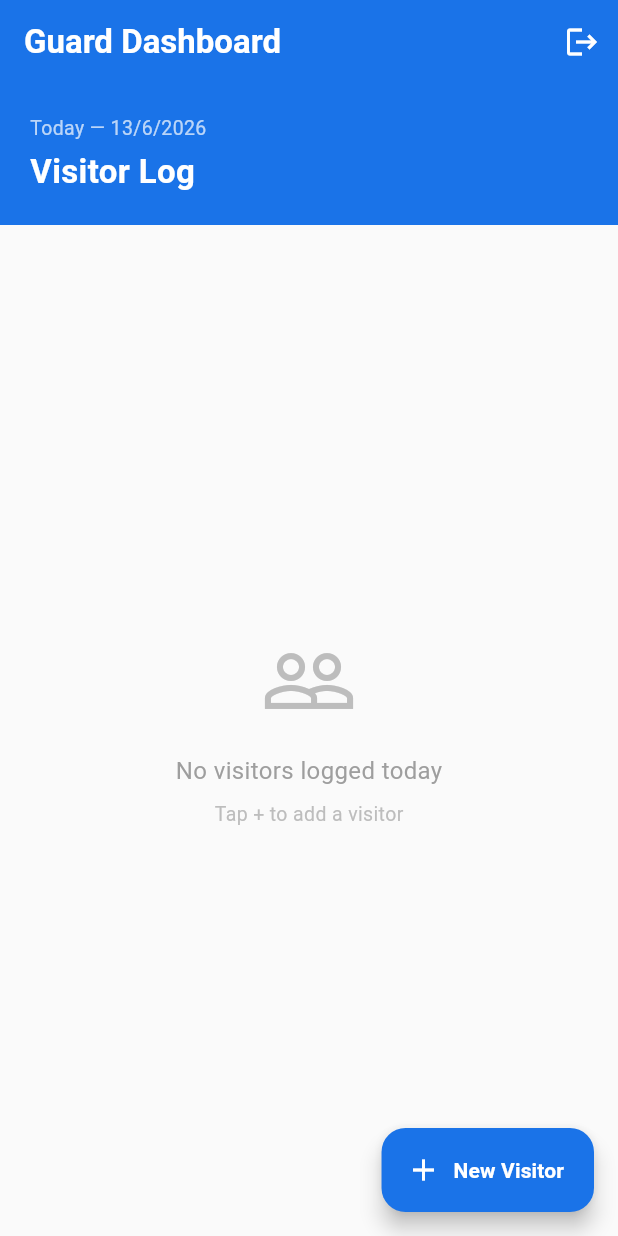
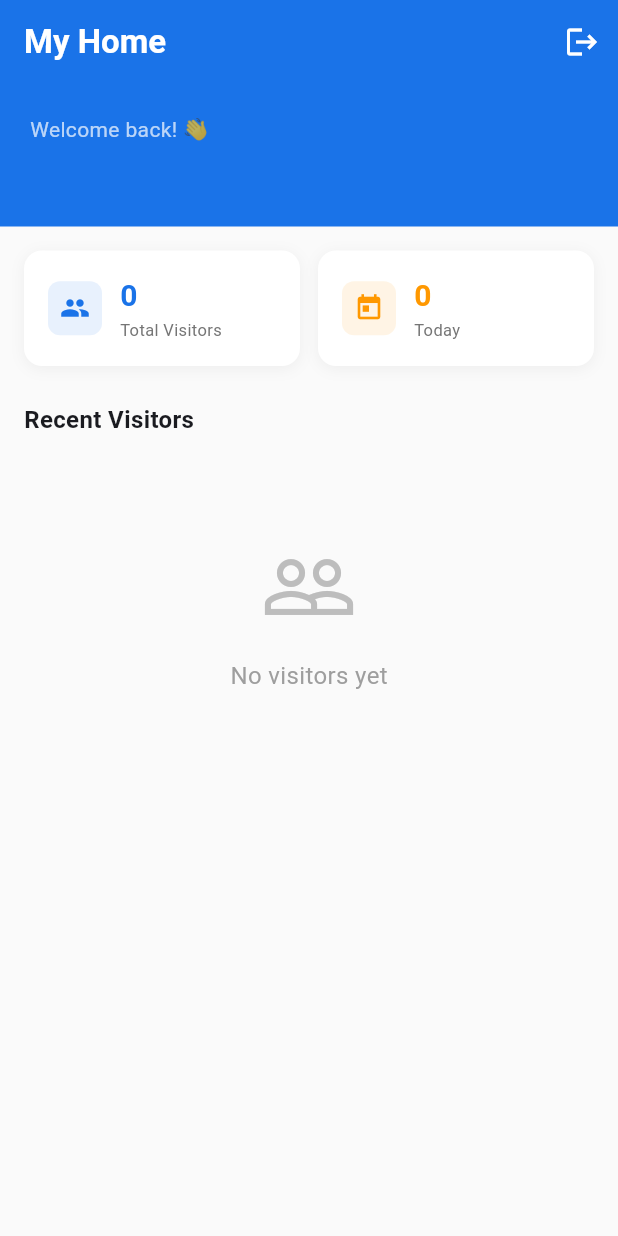
Before and after one commit to sitasrikanth/gateflow-app, a Flutter app: the screen it shows once a user with an empty profile is signed in, on a phone screen of 412 x 824 dp. Run offline on Flutter 3.47's test engine with Material 3 defaults, Android fonts, the phone set to English and light mode, and no system bars; our stand-ins replace cloud_firestore, firebase_auth, firebase_core; accounts and stored records are empty.

Commit message:
Day 6: Resident Home Screen, role-based routing, smart login skip profile setup

```diff
--- a/lib/main.dart
+++ b/lib/main.dart
@@ -1,9 +1,11 @@
 import 'package:flutter/material.dart';
 import 'package:firebase_core/firebase_core.dart';
 import 'package:firebase_auth/firebase_auth.dart';
+import 'package:cloud_firestore/cloud_firestore.dart';
 import 'firebase_options.dart';
 import 'screens/auth/login_screen.dart';
 import 'screens/guard/guard_home_screen.dart';
+import 'screens/resident/resident_home_screen.dart';
 
 void main() async {
   WidgetsFlutterBinding.ensureInitialized();
@@ -40,15 +42,43 @@ class AuthWrapper extends StatelessWidget {
         if (snapshot.connectionState == ConnectionState.waiting) {
           return const Scaffold(
             backgroundColor: Color(0xFF1A73E8),
-            body: Center(child: CircularProgressIndicator(color: Colors.white)),
+            body: Center(
+                child: CircularProgressIndicator(color: Colors.white)),
           );
         }
-        // User logged in
-        if (snapshot.hasData) {
-          return const GuardHomeScreen();
+
+        // Not logged in
+        if (!snapshot.hasData) {
+          return const LoginScreen();
         }
-        // Not logged in → show login
-        return const LoginScreen();
+
+        // Logged in — check role in Firestore
+        return FutureBuilder<DocumentSnapshot>(
+          future: FirebaseFirestore.instance
+              .collection('users')
+              .doc(snapshot.data!.uid)
+              .get(),
+          builder: (context, userSnap) {
+            if (userSnap.connectionState == ConnectionState.waiting) {
+              return const Scaffold(
+                backgroundColor: Color(0xFF1A73E8),
+                body: Center(
+                    child: CircularProgressIndicator(color: Colors.white)),
+              );
+            }
+
+            final role = userSnap.data?.get('role') ?? 'resident';
+
+            if (role == 'guard') {
+              return const GuardHomeScreen();
+            } else if (role == 'admin') {
+              // Admin panel coming soon
+              return const GuardHomeScreen();
+            } else {
+              return const ResidentHomeScreen();
+            }
+          },
+        );
       },
     );
   }
--- a/lib/screens/auth/profile_setup_screen.dart
+++ b/lib/screens/auth/profile_setup_screen.dart
@@ -2,7 +2,7 @@ import 'package:flutter/material.dart';
 import 'package:cloud_firestore/cloud_firestore.dart';
 import 'package:firebase_auth/firebase_auth.dart';
 import 'login_screen.dart';
-import '../guard/guard_home_screen.dart';
+import '../../main.dart';
 
 class ProfileSetupScreen extends StatefulWidget {
   const ProfileSetupScreen({super.key});
@@ -58,10 +58,10 @@ class _ProfileSetupScreenState extends State<ProfileSetupScreen> {
             backgroundColor: Color(0xFF1A73E8),
           ),
         );
-        // Navigate to home (placeholder for now)
+        // Navigate to AuthWrapper — it will route based on role
         Navigator.pushAndRemoveUntil(
           context,
-          MaterialPageRoute(builder: (_) => const GuardHomeScreen()),
+          MaterialPageRoute(builder: (_) => const AuthWrapper()),
           (route) => false,
         );
       }
--- /dev/null
+++ b/lib/screens/resident/resident_home_screen.dart
@@ -0,0 +1,294 @@
+import 'package:flutter/material.dart';
+import 'package:cloud_firestore/cloud_firestore.dart';
+import 'package:firebase_auth/firebase_auth.dart';
+
+class ResidentHomeScreen extends StatelessWidget {
+  const ResidentHomeScreen({super.key});
+
+  @override
+  Widget build(BuildContext context) {
+    final user = FirebaseAuth.instance.currentUser;
+
+    return Scaffold(
+      backgroundColor: Colors.grey.shade50,
+      appBar: AppBar(
+        title: const Text('My Home',
+            style: TextStyle(fontWeight: FontWeight.bold)),
+        backgroundColor: const Color(0xFF1A73E8),
+        foregroundColor: Colors.white,
+        actions: [
+          IconButton(
+            icon: const Icon(Icons.logout),
+            onPressed: () async {
+              await FirebaseAuth.instance.signOut();
+            },
+          ),
+        ],
+      ),
+      body: StreamBuilder<QuerySnapshot>(
+        stream: FirebaseFirestore.instance
+            .collection('visitors')
+            .where('status', isEqualTo: 'entered')
+            .orderBy('entryTime', descending: true)
+            .snapshots(),
+        builder: (context, snapshot) {
+          if (snapshot.connectionState == ConnectionState.waiting) {
+            return const Center(child: CircularProgressIndicator());
+          }
+
+          final visitors = snapshot.data?.docs ?? [];
+
+          return CustomScrollView(
+            slivers: [
+              // Welcome card
+              SliverToBoxAdapter(
+                child: Container(
+                  width: double.infinity,
+                  padding: const EdgeInsets.all(20),
+                  color: const Color(0xFF1A73E8),
+                  child: Column(
+                    crossAxisAlignment: CrossAxisAlignment.start,
+                    children: [
+                      const Text('Welcome back! 👋',
+                          style:
+                              TextStyle(color: Colors.white70, fontSize: 14)),
+                      const SizedBox(height: 4),
+                      FutureBuilder<DocumentSnapshot>(
+                        future: FirebaseFirestore.instance
+                            .collection('users')
+                            .doc(user?.uid)
+                            .get(),
+                        builder: (context, snap) {
+                          final name = snap.data?.get('name') ?? 'Resident';
+                          final flat =
+                              snap.data?.get('flatNumber') ?? '';
+                          return Column(
+                            crossAxisAlignment: CrossAxisAlignment.start,
+                            children: [
+                              Text(name,
+                                  style: const TextStyle(
+                                      color: Colors.white,
+                                      fontSize: 22,
+                                      fontWeight: FontWeight.bold)),
+                              if (flat.isNotEmpty)
+                                Text('Flat $flat',
+                                    style: const TextStyle(
+                                        color: Colors.white70,
+                                        fontSize: 13)),
+                            ],
+                          );
+                        },
+                      ),
+                    ],
+                  ),
+                ),
+              ),
+
+              // Stats row
+              SliverToBoxAdapter(
+                child: Padding(
+                  padding: const EdgeInsets.all(16),
+                  child: Row(
+                    children: [
+                      _StatCard(
+                        icon: Icons.people,
+                        label: 'Total Visitors',
+                        value: visitors.length.toString(),
+                        color: const Color(0xFF1A73E8),
+                      ),
+                      const SizedBox(width: 12),
+                      _StatCard(
+                        icon: Icons.today,
+                        label: 'Today',
+                        value: visitors.where((v) {
+                          final data = v.data() as Map<String, dynamic>;
+                          final time = data['entryTime'] ?? '';
+                          return time.startsWith(
+                              DateTime.now().toString().substring(0, 10));
+                        }).length.toString(),
+                        color: Colors.orange,
+                      ),
+                    ],
+                  ),
+                ),
+              ),
+
+              // Visitors header
+              const SliverToBoxAdapter(
+                child: Padding(
+                  padding:
+                      EdgeInsets.symmetric(horizontal: 16, vertical: 8),
+                  child: Text('Recent Visitors',
+                      style: TextStyle(
+                          fontSize: 16, fontWeight: FontWeight.bold)),
+                ),
+              ),
+
+              // Visitors list
+              visitors.isEmpty
+                  ? SliverToBoxAdapter(
+                      child: Center(
+                        child: Padding(
+                          padding: const EdgeInsets.only(top: 60),
+                          child: Column(
+                            children: [
+                              Icon(Icons.people_outline,
+                                  size: 64, color: Colors.grey.shade400),
+                              const SizedBox(height: 16),
+                              Text('No visitors yet',
+                                  style: TextStyle(
+                                      color: Colors.grey.shade500,
+                                      fontSize: 16)),
+                            ],
+                          ),
+                        ),
+                      ),
+                    )
+                  : SliverList(
+                      delegate: SliverChildBuilderDelegate(
+                        (context, index) {
+                          final data = visitors[index].data()
+                              as Map<String, dynamic>;
+                          return _VisitorCard(
+                              data: data, docId: visitors[index].id);
+                        },
+                        childCount: visitors.length,
+                      ),
+                    ),
+            ],
+          );
+        },
+      ),
+    );
+  }
+}
+
+class _StatCard extends StatelessWidget {
+  final IconData icon;
+  final String label;
+  final String value;
+  final Color color;
+
+  const _StatCard({
+    required this.icon,
+    required this.label,
+    required this.value,
+    required this.color,
+  });
+
+  @override
+  Widget build(BuildContext context) {
+    return Expanded(
+      child: Container(
+        padding: const EdgeInsets.all(16),
+        decoration: BoxDecoration(
+          color: Colors.white,
+          borderRadius: BorderRadius.circular(12),
+          boxShadow: [
+            BoxShadow(
+                color: Colors.black.withOpacity(0.05),
+                blurRadius: 8,
+                offset: const Offset(0, 2))
+          ],
+        ),
+        child: Row(
+          children: [
+            Container(
+              padding: const EdgeInsets.all(8),
+              decoration: BoxDecoration(
+                color: color.withOpacity(0.1),
+                borderRadius: BorderRadius.circular(8),
+              ),
+              child: Icon(icon, color: color, size: 20),
+            ),
+            const SizedBox(width: 12),
+            Column(
+              crossAxisAlignment: CrossAxisAlignment.start,
+              children: [
+                Text(value,
+                    style: TextStyle(
+                        fontSize: 20,
+                        fontWeight: FontWeight.bold,
+                        color: color)),
+                Text(label,
+                    style: TextStyle(
+                        fontSize: 11, color: Colors.grey.shade600)),
+              ],
+            ),
+          ],
+        ),
+      ),
+    );
+  }
+}
+
+class _VisitorCard extends StatelessWidget {
+  final Map<String, dynamic> data;
+  final String docId;
+
+  const _VisitorCard({required this.data, required this.docId});
+
+  @override
+  Widget build(BuildContext context) {
+    return Container(
+      margin: const EdgeInsets.symmetric(horizontal: 16, vertical: 6),
+      decoration: BoxDecoration(
+        color: Colors.white,
+        borderRadius: BorderRadius.circular(12),
+        boxShadow: [
+          BoxShadow(
+              color: Colors.black.withOpacity(0.05),
+              blurRadius: 8,
+              offset: const Offset(0, 2))
+        ],
+      ),
+      child: Padding(
+        padding: const EdgeInsets.all(16),
+        child: Row(
+          children: [
+            CircleAvatar(
+              backgroundColor:
+                  const Color(0xFF1A73E8).withOpacity(0.1),
+              child: const Icon(Icons.person, color: Color(0xFF1A73E8)),
+            ),
+            const SizedBox(width: 12),
+            Expanded(
+              child: Column(
+                crossAxisAlignment: CrossAxisAlignment.start,
+                children: [
+                  Text(data['visitorName'] ?? '',
+                      style: const TextStyle(
+                          fontWeight: FontWeight.bold, fontSize: 15)),
+                  const SizedBox(height: 2),
+                  Text(
+                      'Flat ${data['flatNumber'] ?? ''} • ${data['purpose'] ?? ''}',
+                      style: TextStyle(
+                          color: Colors.grey.shade600, fontSize: 13)),
+                  const SizedBox(height: 2),
+                  Text(
+                    data['entryTime']?.toString().substring(11, 16) ?? '',
+                    style: TextStyle(
+                        color: Colors.grey.shade400, fontSize: 12),
+                  ),
+                ],
+              ),
+            ),
+            Container(
+              padding: const EdgeInsets.symmetric(
+                  horizontal: 10, vertical: 6),
+              decoration: BoxDecoration(
+                color: Colors.green.shade50,
+                borderRadius: BorderRadius.circular(8),
+              ),
+              child: Text('Entered',
+                  style: TextStyle(
+                      color: Colors.green.shade700,
+                      fontSize: 12,
+                      fontWeight: FontWeight.w600)),
+            ),
+          ],
+        ),
+      ),
+    );
+  }
+}
```
Also changed, not shown: lib/screens/auth/otp_screen.dart (+24 -5 lines).
